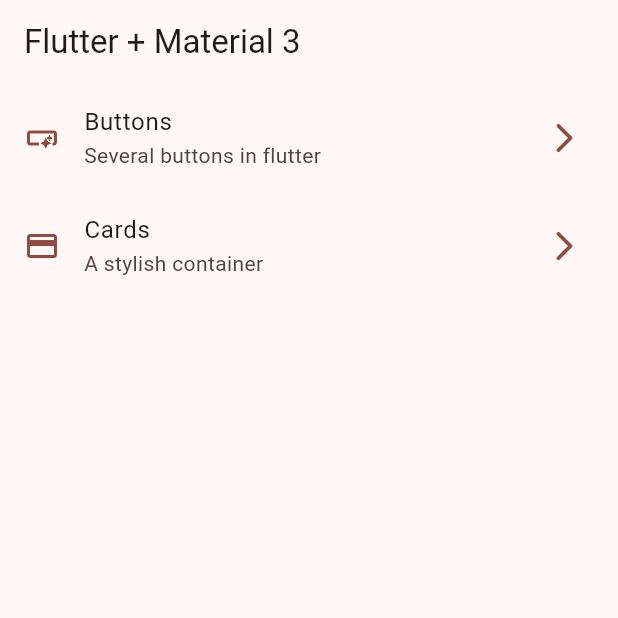
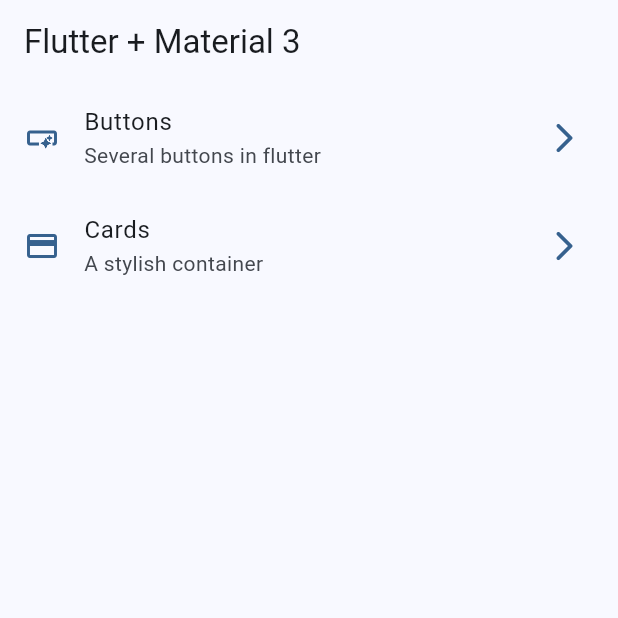
Before and after one commit to leoerazo/widgets_and_formatos, a Flutter app: the screen it shows after launch, on a phone screen of 412 x 824 dp, the top half of it. Run offline on Flutter 3.47's test engine with Material 2 defaults, Android fonts, the phone set to English and light mode, and no system bars; our stand-ins replace go_router.

Commit message:
primeros widget commit

```diff
--- a/lib/config/router/app_router.dart
+++ b/lib/config/router/app_router.dart
@@ -18,7 +18,7 @@
       builder: (context, state) => const ButtonsScreen(),
     ),
     GoRoute(
-      path:'cards',
+      path:'/Cards',
       name: CardsScreen.name,
       builder: (context, state) => const CardsScreen(),
     )
--- a/lib/main.dart
+++ b/lib/main.dart
@@ -1,6 +1,7 @@
 import 'package:flutter/material.dart';
+import 'package:widget_formatos/config/router/app_router.dart';
 import 'package:widget_formatos/config/theme/app_theme.dart';
-import 'package:widget_formatos/presentation/screens/Home/home_screen.dart';
+//import 'package:widget_formatos/presentation/screens/Home/home_screen.dart';
 
 void main() => runApp(const MyApp());
 
@@ -9,10 +10,10 @@
 
   @override
   Widget build(BuildContext context) {
-    return MaterialApp(
+    return MaterialApp.router(
+      routerConfig: appRouter,
       debugShowCheckedModeBanner: false,
-      theme: AppTheme(selectedColor: 3).getTheme(),
-      home: const HomeScreen()
+      theme: AppTheme(selectedColor: 0).getTheme(),
       //Scaffold(
         //appBar: AppBar(
           //title: const Text('Material App Bar'),
```
Also changed, not shown: lib/presentation/screens/Home/home_screen.dart (+4 -3 lines).
